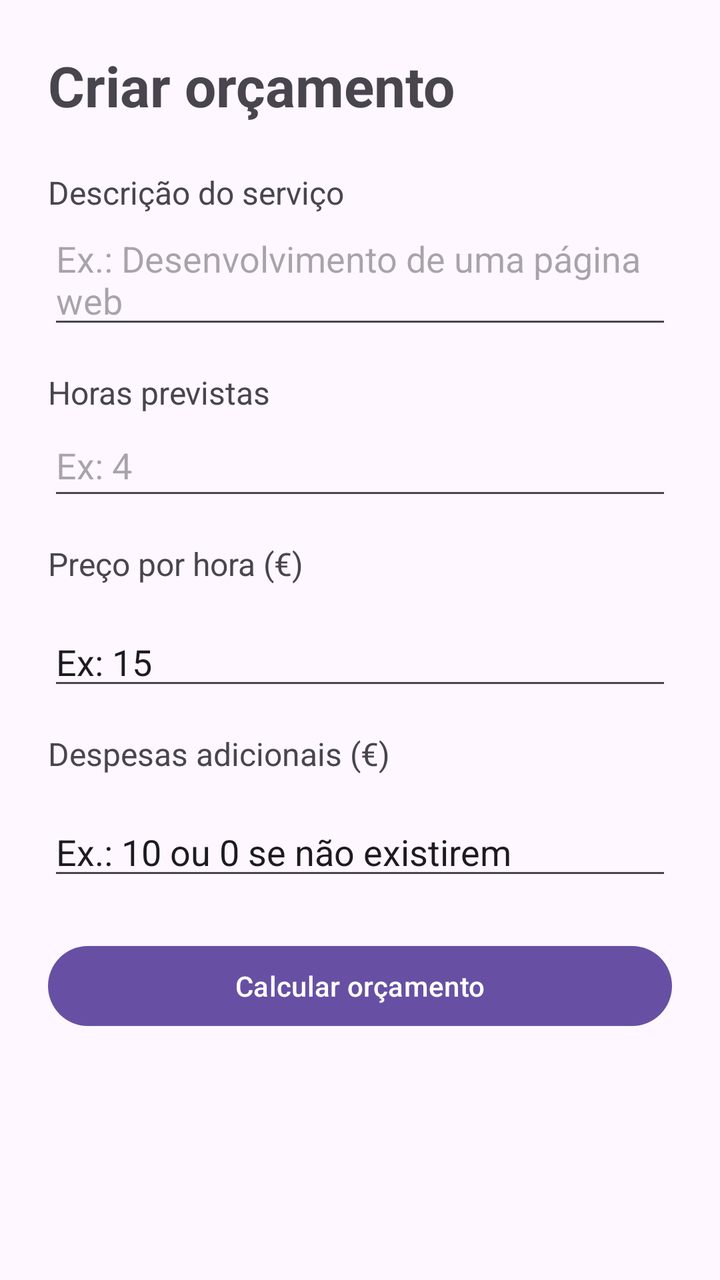
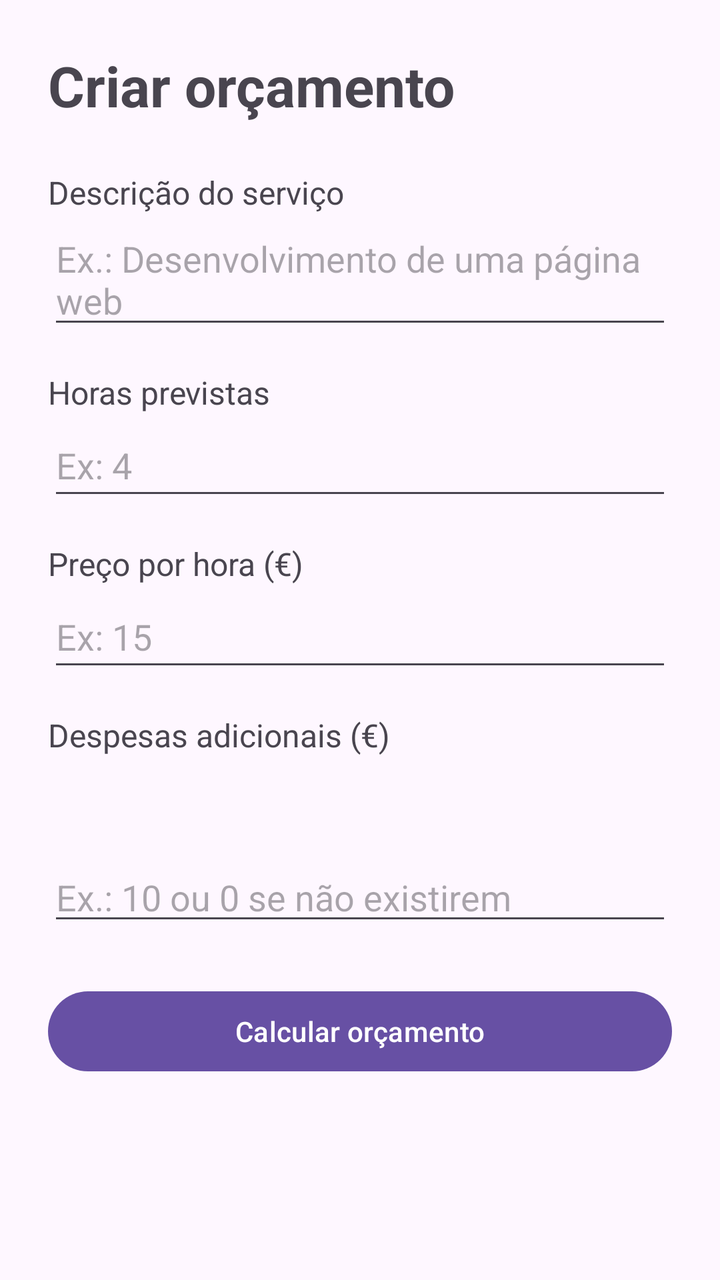

The first picture is an Android layout as it rendered before a commit; the second is the same layout after the commit. The layout source and the unified diff follow.
<!-- AndroidManifest.xml: application theme Theme.OrcaFacil -->
<!-- res/layout/activity_orcamento.xml -->
<?xml version="1.0" encoding="utf-8"?>
<ScrollView xmlns:android="http://schemas.android.com/apk/res/android"
    android:id="@+id/main"
    android:layout_width="match_parent"
    android:layout_height="match_parent"
    android:fillViewport="true">
    
    <LinearLayout
        android:layout_width="match_parent"
        android:layout_height="wrap_content"
        android:orientation="vertical"
        android:padding="24dp" >
        
        <TextView
            android:layout_width="match_parent"
            android:layout_height="wrap_content"
            android:text="@string/orcamento_titulo"
            android:textSize="28sp"
            android:textStyle="bold"
            android:layout_marginBottom="24dp" />

        <TextView
            android:layout_width="match_parent"
            android:layout_height="wrap_content"
            android:text="@string/label_descricao"
            android:textSize="16sp"
            android:labelFor="@id/etDescricao" />
        
        <EditText
            android:id="@+id/etDescricao"
            android:layout_width="match_parent"
            android:layout_height="wrap_content"
            android:minHeight="48dp"
            android:hint="@string/hint_descricao"
            android:inputType="textCapSentences|textMultiLine"
            android:gravity="top"
            android:minLines="2"
            android:maxLines="4" />

        <TextView
            android:layout_width="match_parent"
            android:layout_height="wrap_content"
            android:layout_marginTop="16dp"
            android:text="@string/label_horas"
            android:textSize="16sp"
            android:labelFor="@id/etHoras" />

        <EditText
            android:id="@+id/etHoras"
            android:layout_width="match_parent"
            android:layout_height="wrap_content"
            android:minHeight="48dp"
            android:hint="@string/hint_horas"
            android:inputType="numberDecimal" />

        <TextView
            android:id="@+id/etPrecoHora"
            android:layout_width="match_parent"
            android:layout_height="wrap_content"
            android:layout_marginTop="16dp"
            android:text="@string/label_preco_hora"
            android:textSize="16sp"
            android:labelFor="@id/etPrecoHora" />
        
        <EditText
            android:layout_width="match_parent"
            android:layout_height="wrap_content"
            android:layout_marginTop="16dp"
            android:text="@string/hint_preco_hora"
            android:inputType="numberDecimal"/>

        <TextView
            android:layout_width="match_parent"
            android:layout_height="wrap_content"
            android:layout_marginTop="16dp"
            android:text="@string/label_despesas"
            android:textSize="16sp"
            android:labelFor="@id/etDespesas" />

        <EditText
            android:id="@+id/etDespesas"
            android:layout_width="match_parent"
            android:layout_height="wrap_content"
            android:layout_marginTop="16dp"
            android:text="@string/hint_despesas"
            android:inputType="numberDecimal"/>

        <Button
            android:id="@+id/btnCalcular"
            android:layout_width="match_parent"
            android:layout_height="wrap_content"
            android:minHeight="48dp"
            android:layout_marginTop="24dp"
            android:text="@string/calcular_orcamento"
            android:textAllCaps="false"/>
    </LinearLayout>
</ScrollView>
<!-- resources referenced by this layout -->
<resources>
  <string name="calcular_orcamento">Calcular orçamento</string>
  <string name="hint_descricao">Ex.: Desenvolvimento de uma página web</string>
  <string name="hint_despesas">Ex.: 10 ou 0 se não existirem</string>
  <string name="hint_horas">Ex: 4</string>
  <string name="hint_preco_hora">Ex: 15</string>
  <string name="label_descricao">Descrição do serviço</string>
  <string name="label_despesas">Despesas adicionais (€)</string>
  <string name="label_horas">Horas previstas</string>
  <string name="label_preco_hora">Preço por hora (€)</string>
  <string name="orcamento_titulo">Criar orçamento</string>
  <style name="Theme.OrcaFacil" parent="Base.Theme.OrcaFacil" />
  <style name="Base.Theme.OrcaFacil" parent="Theme.Material3.DayNight.NoActionBar">
          
          
      </style>
</resources>

<!-- the commit's change to res/layout/activity_orcamento.xml (unified diff, before → after) -->
@@ -54,7 +54,6 @@
             android:inputType="numberDecimal" />
 
         <TextView
-            android:id="@+id/etPrecoHora"
             android:layout_width="match_parent"
             android:layout_height="wrap_content"
             android:layout_marginTop="16dp"
@@ -63,10 +62,11 @@
             android:labelFor="@id/etPrecoHora" />
         
         <EditText
+            android:id="@+id/etPrecoHora"
             android:layout_width="match_parent"
             android:layout_height="wrap_content"
-            android:layout_marginTop="16dp"
-            android:text="@string/hint_preco_hora"
+            android:minHeight="48dp"
+            android:hint="@string/hint_preco_hora"
             android:inputType="numberDecimal"/>
 
         <TextView
@@ -81,8 +81,8 @@
             android:id="@+id/etDespesas"
             android:layout_width="match_parent"
             android:layout_height="wrap_content"
-            android:layout_marginTop="16dp"
-            android:text="@string/hint_despesas"
+            android:layout_marginTop="48dp"
+            android:hint="@string/hint_despesas"
             android:inputType="numberDecimal"/>
 
         <Button
